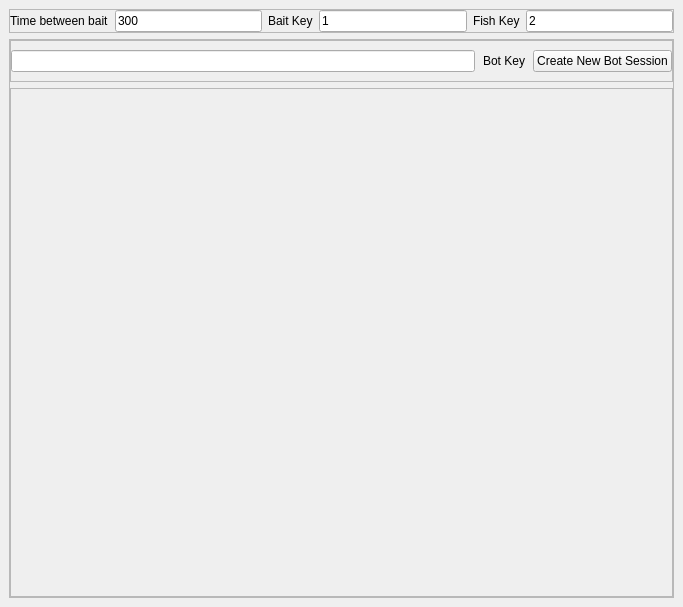
This is PyQtDesigner/fish_bot.ui in gonibix23/fish_bot as Qt 5 draws it before an edit. The edited form follows.
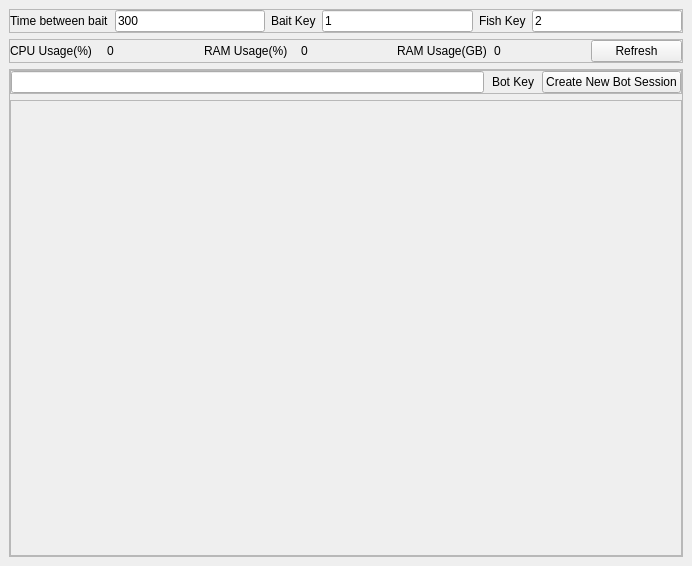
This is the edited form.

Commit message: CPU and RAM Usage

The edit to the form file:
```diff
--- a/PyQtDesigner/fish_bot.ui
+++ b/PyQtDesigner/fish_bot.ui
@@ -6,8 +6,8 @@
    <rect>
     <x>0</x>
     <y>0</y>
-    <width>683</width>
-    <height>607</height>
+    <width>692</width>
+    <height>566</height>
    </rect>
   </property>
   <property name="font">
@@ -102,6 +102,79 @@
       </layout>
      </widget>
     </item>
+    <item>
+     <widget class="QFrame" name="computer_usage">
+      <property name="frameShape">
+       <enum>QFrame::StyledPanel</enum>
+      </property>
+      <property name="frameShadow">
+       <enum>QFrame::Raised</enum>
+      </property>
+      <layout class="QHBoxLayout" name="horizontalLayout_3">
+       <property name="leftMargin">
+        <number>0</number>
+       </property>
+       <property name="topMargin">
+        <number>0</number>
+       </property>
+       <property name="rightMargin">
+        <number>0</number>
+       </property>
+       <property name="bottomMargin">
+        <number>0</number>
+       </property>
+       <item>
+        <widget class="QLabel" name="cpu_usage_perc_label">
+         <property name="text">
+          <string>CPU Usage(%)</string>
+         </property>
+        </widget>
+       </item>
+       <item>
+        <widget class="QLabel" name="cpu_usage_perc_num">
+         <property name="text">
+          <string>0</string>
+         </property>
+        </widget>
+       </item>
+       <item>
+        <widget class="QLabel" name="ram_usage_perc_label">
+         <property name="text">
+          <string>RAM Usage(%)</string>
+         </property>
+        </widget>
+       </item>
+       <item>
+        <widget class="QLabel" name="ram_usage_perc_num">
+         <property name="text">
+          <string>0</string>
+         </property>
+        </widget>
+       </item>
+       <item>
+        <widget class="QLabel" name="ram_usage_gb_label">
+         <property name="text">
+          <string>RAM Usage(GB)</string>
+         </property>
+        </widget>
+       </item>
+       <item>
+        <widget class="QLabel" name="ram_usage_gb_num">
+         <property name="text">
+          <string>0</string>
+         </property>
+        </widget>
+       </item>
+       <item>
+        <widget class="QPushButton" name="refresh_button">
+         <property name="text">
+          <string>Refresh</string>
+         </property>
+        </widget>
+       </item>
+      </layout>
+     </widget>
+    </item>
     <item>
      <widget class="QFrame" name="bot_creator_frame">
       <property name="frameShape">
@@ -138,11 +211,14 @@
           <property name="leftMargin">
            <number>0</number>
           </property>
+          <property name="topMargin">
+           <number>0</number>
+          </property>
           <property name="rightMargin">
            <number>0</number>
           </property>
           <property name="bottomMargin">
-           <number>9</number>
+           <number>0</number>
           </property>
           <item>
            <widget class="QLineEdit" name="bot_key_field"/>
@@ -174,8 +250,8 @@
            <rect>
             <x>0</x>
             <y>0</y>
-            <width>661</width>
-            <height>505</height>
+            <width>670</width>
+            <height>450</height>
            </rect>
           </property>
           <layout class="QGridLayout" name="gridLayout"/>
```
The commit also changes 2 other files.
